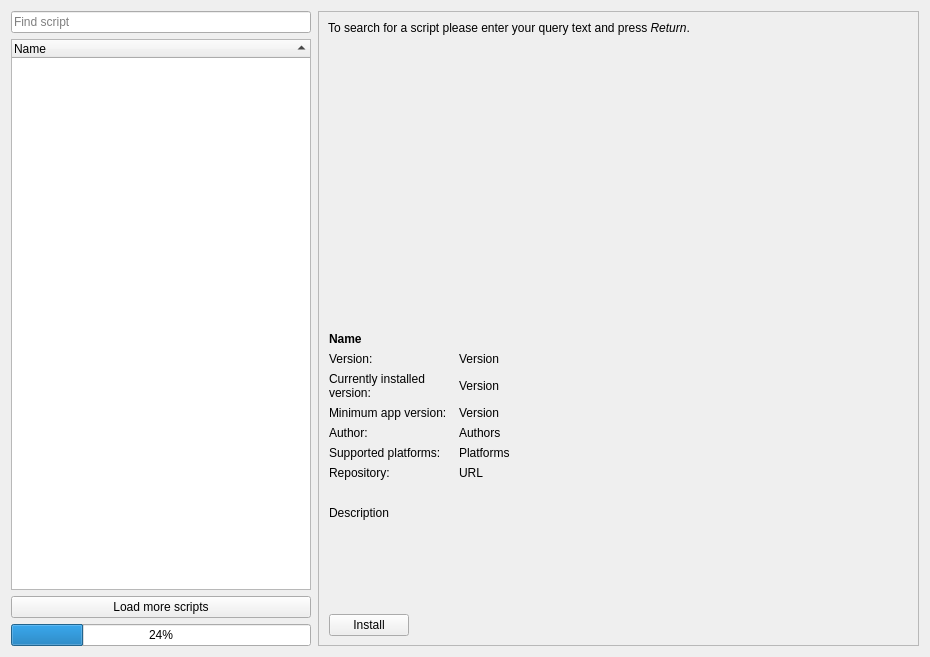
Above: qownnotes/dialogs/scriptrepositorydialog.ui from Samael340/qownnotes_alt before the change. Below: the same form after it.
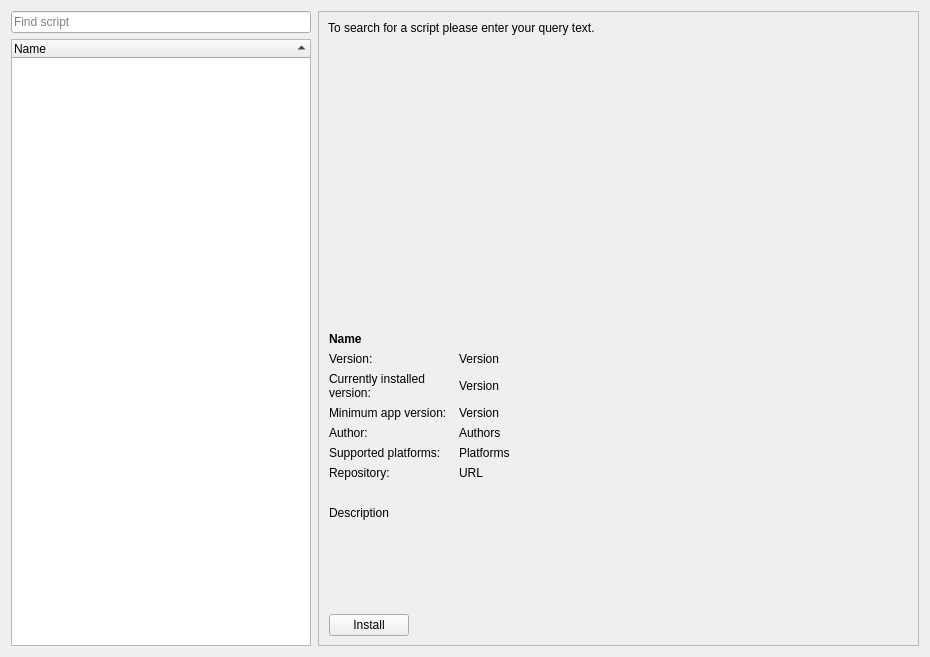
That is the form after the change. Icons and pictures are not drawn. Custom widgets are drawn as their Qt base class.

```diff
--- a/qownnotes/dialogs/scriptrepositorydialog.ui
+++ b/qownnotes/dialogs/scriptrepositorydialog.ui
@@ -52,7 +52,7 @@
            <item row="0" column="0">
             <widget class="QLabel" name="overviewLabel">
              <property name="text">
-              <string>To search for a script please enter your query text and press &lt;i&gt;Return&lt;/i&gt;.</string>
+              <string>To search for a script please enter your query text.</string>
              </property>
              <property name="wordWrap">
               <bool>true</bool>
@@ -400,13 +400,6 @@
         <property name="bottomMargin">
          <number>0</number>
         </property>
-        <item row="3" column="0">
-         <widget class="QProgressBar" name="downloadProgressBar">
-          <property name="value">
-           <number>24</number>
-          </property>
-         </widget>
-        </item>
         <item row="0" column="0">
          <widget class="QLineEdit" name="searchScriptEdit">
           <property name="toolTip">
@@ -435,20 +428,6 @@
           </column>
          </widget>
         </item>
-        <item row="2" column="0">
-         <widget class="QPushButton" name="loadMoreScriptsButton">
-          <property name="focusPolicy">
-           <enum>Qt::NoFocus</enum>
-          </property>
-          <property name="text">
-           <string>Load more scripts</string>
-          </property>
-          <property name="icon">
-           <iconset theme="edit-download" resource="../breeze-qownnotes.qrc">
-            <normaloff>:/icons/breeze-qownnotes/16x16/edit-download.svg</normaloff>:/icons/breeze-qownnotes/16x16/edit-download.svg</iconset>
-          </property>
-         </widget>
-        </item>
        </layout>
       </widget>
      </item>
```
